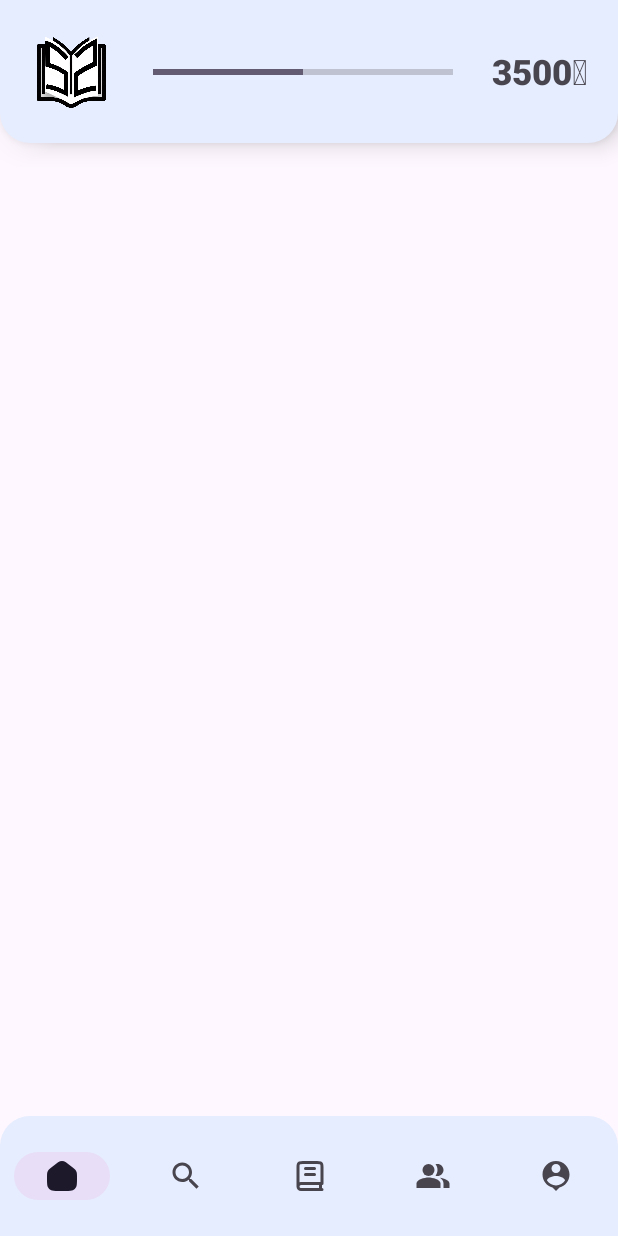
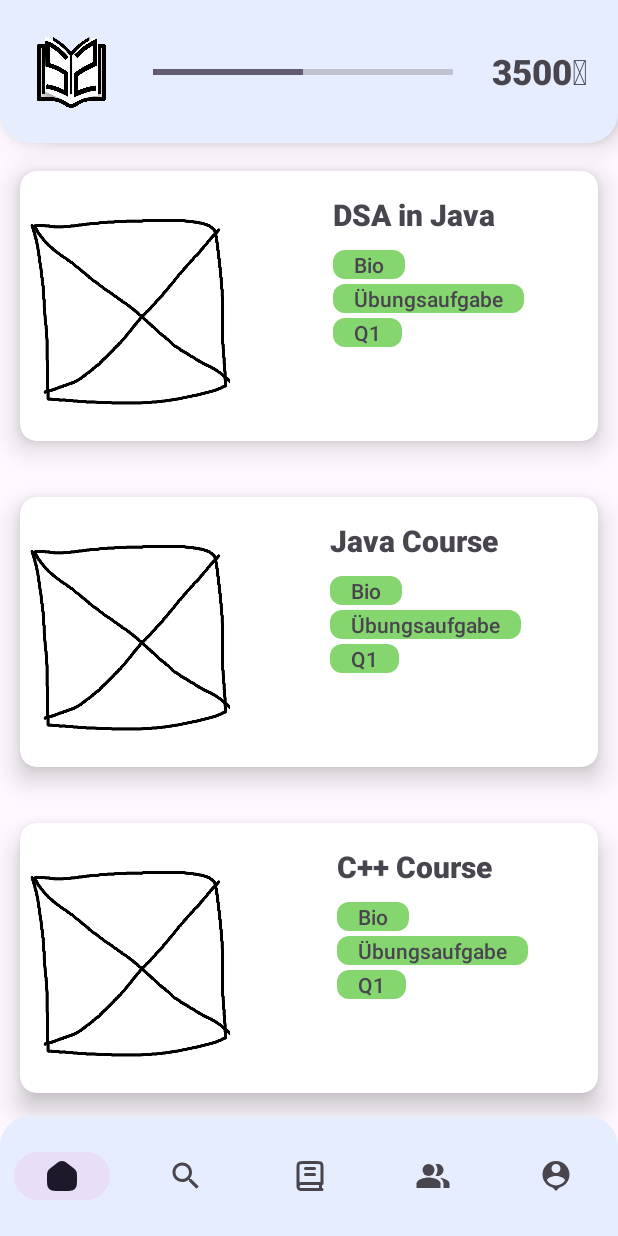
Before and after one commit to pixlfehler/StudyShare, an Android app: the HomeFragment screen opened directly, with no data from a screen before it, on a phone screen of 412 x 824 dp. Run offline under Robolectric (Android 15) with nearby library versions, the light colour scheme and no system bars; our stand-ins replace navigation-ui; Roboto replaces fonts that are not available here.

Commit message:
recyclerview now in HomeFragment instead of Startseite (Activity)

```diff
--- a/app/src/main/java/com/pixldev/studyshare/Startseite.java
+++ b/app/src/main/java/com/pixldev/studyshare/Startseite.java
@@ -48,35 +48,4 @@ public class Startseite extends AppCompatActivity {
         NavigationUI.setupWithNavController(navView, navController);
 
     }
-    public class MainActivity extends AppCompatActivity {
-
-        @Override
-        protected void onCreate(Bundle savedInstanceState) {
-            super.onCreate(savedInstanceState);
-            setContentView(R.layout.activity_startseite);
-            RecyclerView courseRV = findViewById(R.id.RVdokument);
-
-            // Here, we have created new array list and added data to it
-            ArrayList<Dokumentmodel> dokumentmodelArrayList = new ArrayList<Dokumentmodel>();
-            dokumentmodelArrayList.add(new Dokumentmodel("DSA in Java", "Bio", R.drawable.logo_placeholder));
-            dokumentmodelArrayList.add(new Dokumentmodel("Java Course", "Bio", R.drawable.logo_placeholder));
-            dokumentmodelArrayList.add(new Dokumentmodel("C++ Course", "Bio", R.drawable.logo_placeholder));
-            dokumentmodelArrayList.add(new Dokumentmodel("DSA in C++", "Bio", R.drawable.logo_placeholder));
-            dokumentmodelArrayList.add(new Dokumentmodel("Kotlin for Android", "Bio", R.drawable.logo_placeholder));
-            dokumentmodelArrayList.add(new Dokumentmodel("Java for Android", "Bio", R.drawable.logo_placeholder));
-            dokumentmodelArrayList.add(new Dokumentmodel("HTML and CSS", "Bio", R.drawable.logo_placeholder));
-
-            // we are initializing our adapter class and passing our arraylist to it.
-            Dokumenteadapter courseAdapter = new Dokumenteadapter(this, dokumentmodelArrayList);
-
-            // below line is for setting a layout manager for our recycler view.
-            // here we are creating vertical list so we will provide orientation as vertical
-            LinearLayoutManager linearLayoutManager = new LinearLayoutManager(this, LinearLayoutManager.VERTICAL, false);
-
-            // in below two lines we are setting layoutmanager and adapter to our recycler view.
-            courseRV.setLayoutManager(linearLayoutManager);
-            courseRV.setAdapter(courseAdapter);
-        }
-    }
-
 }
--- a/app/src/main/java/com/pixldev/studyshare/ui/HomeFragment.java
+++ b/app/src/main/java/com/pixldev/studyshare/ui/HomeFragment.java
@@ -3,12 +3,18 @@ package com.pixldev.studyshare.ui;
 import android.os.Bundle;
 
 import androidx.fragment.app.Fragment;
+import androidx.recyclerview.widget.LinearLayoutManager;
+import androidx.recyclerview.widget.RecyclerView;
 
 import android.view.LayoutInflater;
 import android.view.View;
 import android.view.ViewGroup;
 
+import com.pixldev.studyshare.Dokumenteadapter;
+import com.pixldev.studyshare.Dokumentmodel;
 import com.pixldev.studyshare.R;
+
+import java.util.ArrayList;
 
 /**
  * A simple {@link Fragment} subclass.
@@ -51,16 +57,37 @@ public class HomeFragment extends Fragment {
     @Override
     public void onCreate(Bundle savedInstanceState) {
         super.onCreate(savedInstanceState);
-        if (getArguments() != null) {
-            mParam1 = getArguments().getString(ARG_PARAM1);
-            mParam2 = getArguments().getString(ARG_PARAM2);
-        }
     }
 
     @Override
     public View onCreateView(LayoutInflater inflater, ViewGroup container,
                              Bundle savedInstanceState) {
         // Inflate the layout for this fragment
-        return inflater.inflate(R.layout.fragment_home, container, false);
+        View view= inflater.inflate(R.layout.fragment_home, container, false);
+
+        RecyclerView courseRV = view.findViewById(R.id.RVdokument);
+
+        // Here, we have created new array list and added data to it
+        ArrayList<Dokumentmodel> dokumentmodelArrayList = new ArrayList<Dokumentmodel>();
+        dokumentmodelArrayList.add(new Dokumentmodel("DSA in Java", "Bio", R.drawable.logo_placeholder));
+        dokumentmodelArrayList.add(new Dokumentmodel("Java Course", "Bio", R.drawable.logo_placeholder));
+        dokumentmodelArrayList.add(new Dokumentmodel("C++ Course", "Bio", R.drawable.logo_placeholder));
+        dokumentmodelArrayList.add(new Dokumentmodel("DSA in C++", "Bio", R.drawable.logo_placeholder));
+        dokumentmodelArrayList.add(new Dokumentmodel("Kotlin for Android", "Bio", R.drawable.logo_placeholder));
+        dokumentmodelArrayList.add(new Dokumentmodel("Java for Android", "Bio", R.drawable.logo_placeholder));
+        dokumentmodelArrayList.add(new Dokumentmodel("HTML and CSS", "Bio", R.drawable.logo_placeholder));
+
+        // we are initializing our adapter class and passing our arraylist to it.
+        Dokumenteadapter courseAdapter = new Dokumenteadapter(getContext(), dokumentmodelArrayList);
+
+        // below line is for setting a layout manager for our recycler view.
+        // here we are creating vertical list so we will provide orientation as vertical
+        LinearLayoutManager linearLayoutManager = new LinearLayoutManager(getContext(), LinearLayoutManager.VERTICAL, false);
+
+        // in below two lines we are setting layoutmanager and adapter to our recycler view.
+        courseRV.setLayoutManager(linearLayoutManager);
+        courseRV.setAdapter(courseAdapter);
+
+        return view;
     }
 }
--- a/app/src/main/res/layout/activity_startseite.xml
+++ b/app/src/main/res/layout/activity_startseite.xml
@@ -34,13 +34,4 @@
         app:layout_constraintVertical_bias="0.0"
         app:navGraph="@navigation/mobile_navigation" />
 
-
-    <androidx.recyclerview.widget.RecyclerView
-        android:id="@+id/RVdokument"
-        android:layout_width="412dp"
-        android:layout_height="554dp"
-        app:layout_constraintBottom_toTopOf="@+id/nav_view"
-        tools:layout_editor_absoluteX="0dp"
-        tools:ignore="MissingConstraints" />
-
 </androidx.constraintlayout.widget.ConstraintLayout>
--- a/app/src/main/res/layout/fragment_home.xml
+++ b/app/src/main/res/layout/fragment_home.xml
@@ -1,5 +1,5 @@
 <?xml version="1.0" encoding="utf-8"?>
-<FrameLayout xmlns:android="http://schemas.android.com/apk/res/android"
+<androidx.constraintlayout.widget.ConstraintLayout xmlns:android="http://schemas.android.com/apk/res/android"
     xmlns:app="http://schemas.android.com/apk/res-auto"
     xmlns:tools="http://schemas.android.com/tools"
     android:layout_width="match_parent"
@@ -7,11 +7,14 @@
     tools:context=".ui.HomeFragment">
 
     <androidx.constraintlayout.widget.ConstraintLayout
+        android:id="@+id/topBar"
         android:layout_width="match_parent"
         android:layout_height="wrap_content"
         android:background="@drawable/xp_bar_background_rounded_corners"
-        android:elevation="10dp
-">
+        android:elevation="10dp"
+        app:layout_constraintEnd_toEndOf="parent"
+        app:layout_constraintStart_toStartOf="parent"
+        app:layout_constraintTop_toTopOf="parent">
 
         <ImageView
             android:id="@+id/imageView3"
@@ -20,11 +23,11 @@
             android:layout_marginStart="20dp"
             android:layout_marginTop="20dp"
             android:layout_marginBottom="20dp"
+            android:alpha="1"
             android:src="@drawable/studyshare_transparent"
             app:layout_constraintBottom_toBottomOf="parent"
             app:layout_constraintStart_toStartOf="parent"
-            app:layout_constraintTop_toTopOf="parent"
-            android:alpha="1"/>
+            app:layout_constraintTop_toTopOf="parent" />
 
         <ProgressBar
             android:id="@+id/progressBar"
@@ -49,4 +52,12 @@
             app:layout_constraintEnd_toEndOf="parent"
             app:layout_constraintTop_toTopOf="parent" />
     </androidx.constraintlayout.widget.ConstraintLayout>
-</FrameLayout>
+
+    <androidx.recyclerview.widget.RecyclerView
+        android:id="@+id/RVdokument"
+        android:layout_width="match_parent"
+        android:layout_height="wrap_content"
+        app:layout_constraintEnd_toEndOf="parent"
+        app:layout_constraintStart_toStartOf="parent"
+        app:layout_constraintTop_toBottomOf="@+id/topBar" />
+</androidx.constraintlayout.widget.ConstraintLayout>
```
